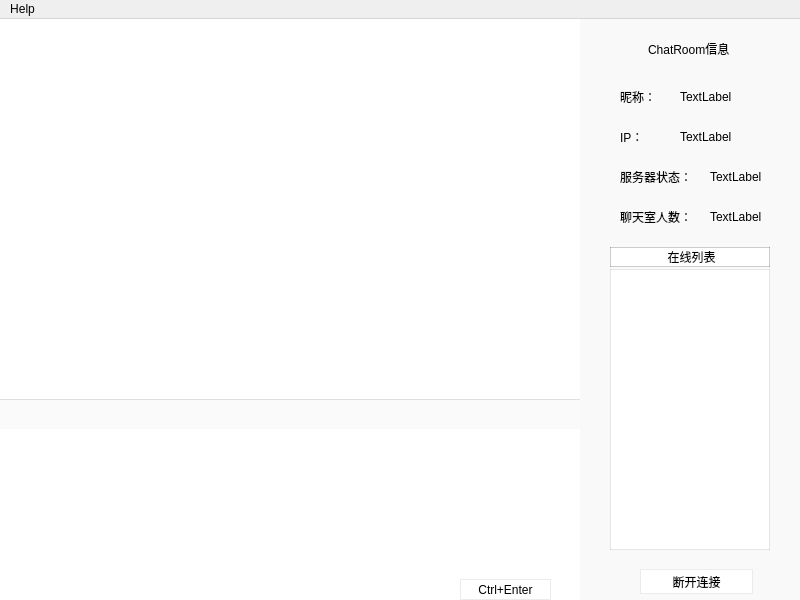
Qt form ChatRoom/mainwindow.ui (Icingworld/ChatRoom-release) before a commit.
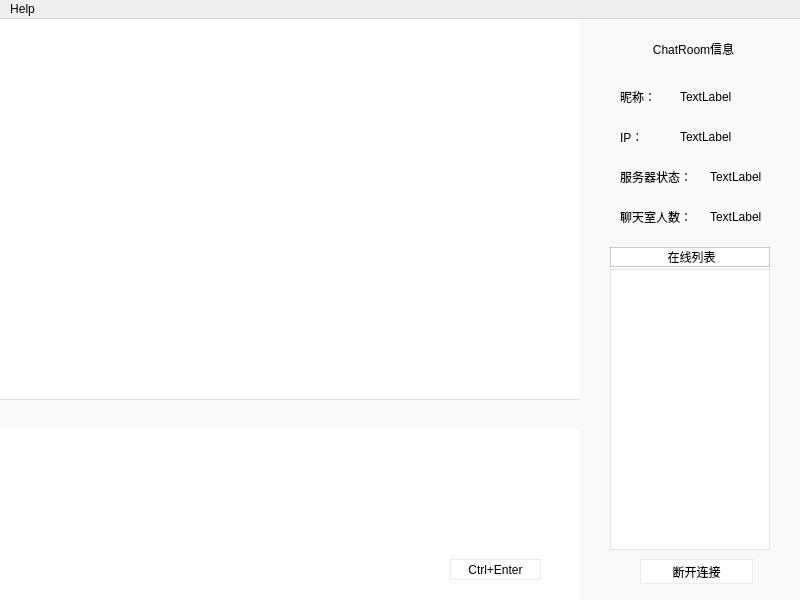
The same form after that commit. Icons and pictures are not drawn.

What changed in the file:
```diff
--- a/ChatRoom/mainwindow.ui
+++ b/ChatRoom/mainwindow.ui
@@ -10,6 +10,18 @@
     <height>600</height>
    </rect>
   </property>
+  <property name="minimumSize">
+   <size>
+    <width>800</width>
+    <height>600</height>
+   </size>
+  </property>
+  <property name="maximumSize">
+   <size>
+    <width>800</width>
+    <height>600</height>
+   </size>
+  </property>
   <property name="windowTitle">
    <string>ChatRoom</string>
   </property>
@@ -38,14 +50,14 @@
     <widget class="QLabel" name="label">
      <property name="geometry">
       <rect>
-       <x>68</x>
+       <x>38</x>
        <y>20</y>
-       <width>91</width>
+       <width>151</width>
        <height>20</height>
       </rect>
      </property>
      <property name="text">
-      <string>ChatRoom信息</string>
+      <string>&lt;html&gt;&lt;head/&gt;&lt;body&gt;&lt;p align=&quot;center&quot;&gt;ChatRoom信息&lt;/p&gt;&lt;/body&gt;&lt;/html&gt;</string>
      </property>
     </widget>
     <widget class="QLabel" name="label_2">
@@ -79,7 +91,7 @@
       <rect>
        <x>40</x>
        <y>150</y>
-       <width>81</width>
+       <width>91</width>
        <height>16</height>
       </rect>
      </property>
@@ -92,7 +104,7 @@
       <rect>
        <x>40</x>
        <y>190</y>
-       <width>81</width>
+       <width>91</width>
        <height>16</height>
       </rect>
      </property>
@@ -104,7 +116,7 @@
      <property name="geometry">
       <rect>
        <x>60</x>
-       <y>550</y>
+       <y>540</y>
        <width>113</width>
        <height>25</height>
       </rect>
@@ -151,19 +163,6 @@
       <rect>
        <x>100</x>
        <y>70</y>
-       <width>59</width>
-       <height>16</height>
-      </rect>
-     </property>
-     <property name="text">
-      <string>TextLabel</string>
-     </property>
-    </widget>
-    <widget class="QLabel" name="ip_addr">
-     <property name="geometry">
-      <rect>
-       <x>100</x>
-       <y>110</y>
        <width>101</width>
        <height>16</height>
       </rect>
@@ -172,12 +171,25 @@
       <string>TextLabel</string>
      </property>
     </widget>
+    <widget class="QLabel" name="ip_addr">
+     <property name="geometry">
+      <rect>
+       <x>100</x>
+       <y>110</y>
+       <width>111</width>
+       <height>16</height>
+      </rect>
+     </property>
+     <property name="text">
+      <string>TextLabel</string>
+     </property>
+    </widget>
     <widget class="QLabel" name="server_stst">
      <property name="geometry">
       <rect>
        <x>130</x>
        <y>150</y>
-       <width>59</width>
+       <width>71</width>
        <height>16</height>
       </rect>
      </property>
@@ -190,7 +202,7 @@
       <rect>
        <x>130</x>
        <y>190</y>
-       <width>59</width>
+       <width>71</width>
        <height>16</height>
       </rect>
      </property>
@@ -308,8 +320,8 @@
     <widget class="QPushButton" name="sendButton">
      <property name="geometry">
       <rect>
-       <x>460</x>
-       <y>150</y>
+       <x>450</x>
+       <y>130</y>
        <width>91</width>
        <height>21</height>
       </rect>
```
